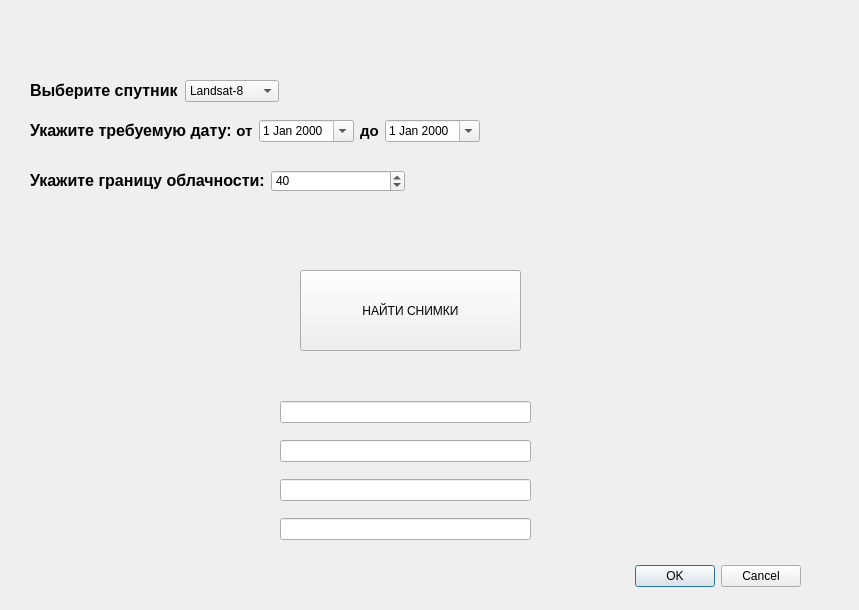
The window that satellite_images_downloader_dialog_base.ui (NosyParker/qgis-satellite-images-downloader) describes before a commit, drawn with Qt 5.
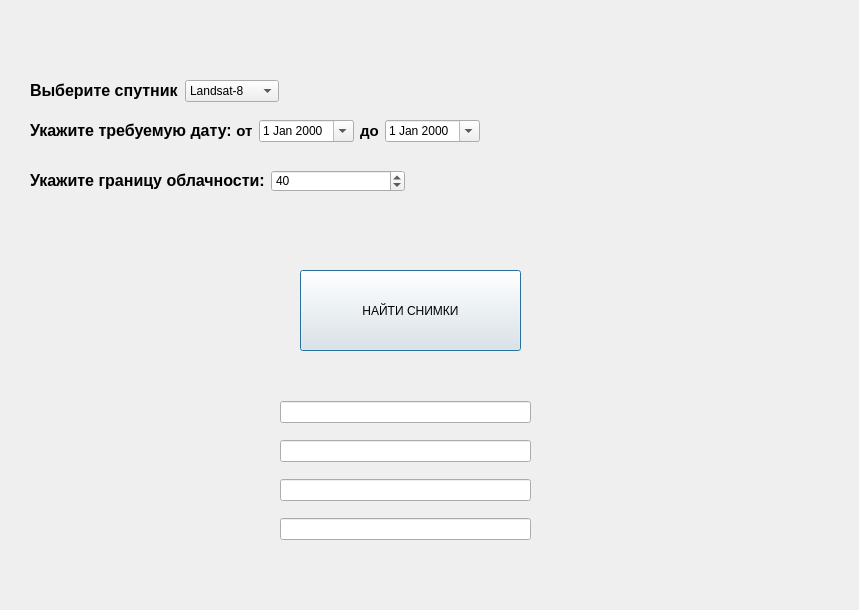
The same window after the commit.

Commit message: Удалена панель с кнопками "ОК+Отмена". Добавлен эвент-клик на кнопку pushButton с функцией по выводу выбранных параметров пользователем

Patch:
```diff
--- a/satellite_images_downloader_dialog_base.ui
+++ b/satellite_images_downloader_dialog_base.ui
@@ -13,22 +13,6 @@
   <property name="windowTitle">
    <string>Download Satellite Images</string>
   </property>
-  <widget class="QDialogButtonBox" name="button_box">
-   <property name="geometry">
-    <rect>
-     <x>420</x>
-     <y>560</y>
-     <width>381</width>
-     <height>32</height>
-    </rect>
-   </property>
-   <property name="orientation">
-    <enum>Qt::Horizontal</enum>
-   </property>
-   <property name="standardButtons">
-    <set>QDialogButtonBox::Cancel|QDialogButtonBox::Ok</set>
-   </property>
-  </widget>
   <widget class="QPushButton" name="pushButton">
    <property name="geometry">
     <rect>
```
Left out of the diff: 35 changed lines with no effect on the pictures. The commit also changes 1 other file.
